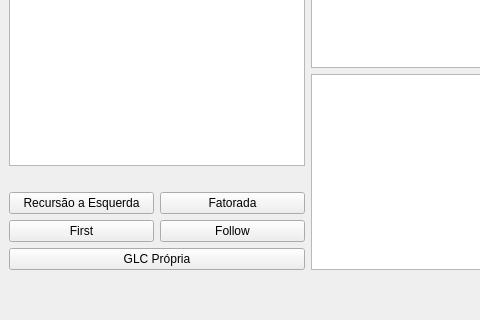
This is window.ui in gabrielmuller/formais2 as Qt 5 draws it before an edit; both pictures show x 0 to 480 and y 163 to 483 of the 921 by 483 pixel window. The edited form follows.
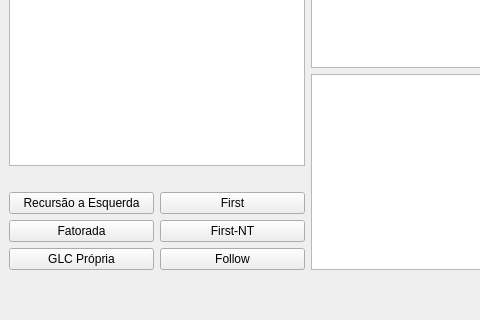
This is the edited form.

Commit message: GUI: first, first-nt e follow

The edit to the form file:
```diff
--- a/window.ui
+++ b/window.ui
@@ -100,43 +100,50 @@
        </item>
        <item>
         <layout class="QGridLayout" name="gridLayout">
-         <item row="0" column="0">
-          <widget class="QPushButton" name="leftRecursionButton">
-           <property name="text">
-            <string>Recursão a Esquerda</string>
-           </property>
-          </widget>
-         </item>
-         <item row="0" column="1">
-          <widget class="QPushButton" name="fatoradaButton">
-           <property name="text">
-            <string>Fatorada</string>
-           </property>
-          </widget>
-         </item>
-         <item row="1" column="0">
+         <item row="0" column="2">
           <widget class="QPushButton" name="firstButton">
            <property name="text">
             <string>First</string>
            </property>
           </widget>
          </item>
+         <item row="1" column="2">
+          <widget class="QPushButton" name="firstNtButton">
+           <property name="text">
+            <string>First-NT</string>
+           </property>
+          </widget>
+         </item>
          <item row="1" column="1">
+          <widget class="QPushButton" name="fatoradaButton">
+           <property name="text">
+            <string>Fatorada</string>
+           </property>
+          </widget>
+         </item>
+         <item row="0" column="1">
+          <widget class="QPushButton" name="leftRecursionButton">
+           <property name="text">
+            <string>Recursão a Esquerda</string>
+           </property>
+          </widget>
+         </item>
+         <item row="2" column="2">
           <widget class="QPushButton" name="followButton">
            <property name="text">
             <string>Follow</string>
            </property>
           </widget>
          </item>
+         <item row="2" column="1">
+          <widget class="QPushButton" name="glcPropriaButton">
+           <property name="text">
+            <string>GLC Própria</string>
+           </property>
+          </widget>
+         </item>
         </layout>
        </item>
-       <item>
-        <widget class="QPushButton" name="glcPropriaButton">
-         <property name="text">
-          <string>GLC Própria</string>
-         </property>
-        </widget>
-       </item>
       </layout>
      </item>
      <item>
```
The commit also changes 2 other files.
